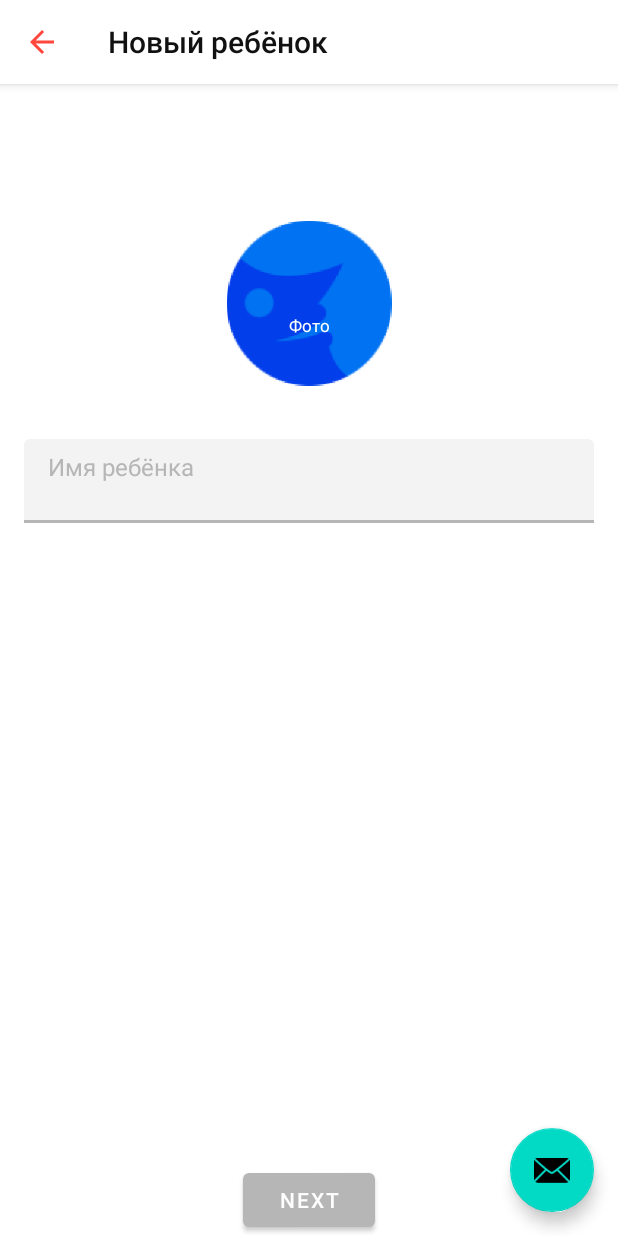
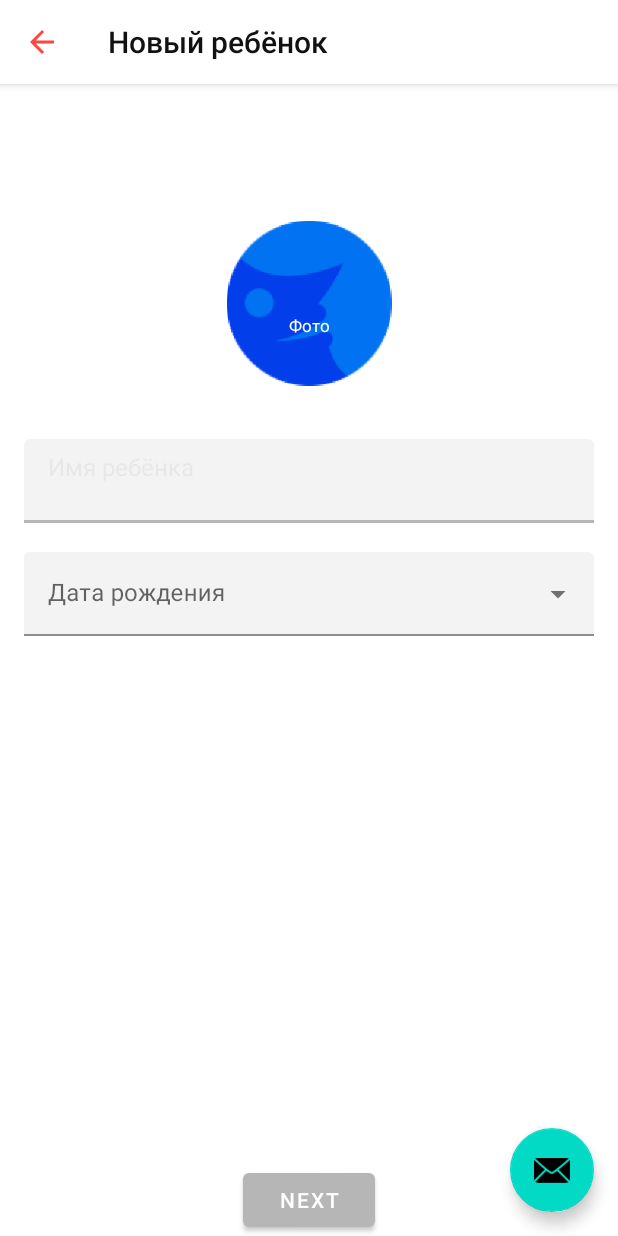
Before and after one commit to NurseyitTursunkulov/TestRussiaIvan, an Android app: the screen it shows after launch (MainActivity), on a phone screen of 412 x 824 dp. Run offline under Robolectric (Android 15) with nearby library versions, the phone set to English and light mode, and no system bars.

Commit message:
birthday date added

```diff
--- a/app/src/main/res/layout/fragment_first.xml
+++ b/app/src/main/res/layout/fragment_first.xml
@@ -64,18 +64,18 @@
 
     <com.google.android.material.textfield.TextInputLayout
         android:id="@+id/filledTextField"
+        style="@style/Widget.MaterialComponents.TextInputLayout.FilledBox"
         android:layout_width="match_parent"
         android:layout_height="wrap_content"
         android:layout_marginStart="16dp"
         android:layout_marginLeft="16dp"
         android:layout_marginTop="35dp"
         android:layout_marginEnd="16dp"
-        style="@style/Widget.MaterialComponents.TextInputLayout.FilledBox"
-        app:boxBackgroundColor="@color/test"
         android:layout_marginRight="16dp"
         android:hint="@string/label"
-        app:hintTextColor=""
+        app:boxBackgroundColor="@color/input_text_background"
         app:hintTextAppearance="@style/InputTextHintStyle"
+        app:hintTextColor="@color/input_text_background"
         app:layout_constraintEnd_toEndOf="parent"
         app:layout_constraintHorizontal_bias="1.0"
         app:layout_constraintStart_toStartOf="parent"
@@ -87,4 +87,30 @@
             android:layout_height="wrap_content" />
     </com.google.android.material.textfield.TextInputLayout>
 
+    <com.google.android.material.textfield.TextInputLayout
+        style="@style/Widget.MaterialComponents.TextInputLayout.FilledBox.ExposedDropdownMenu"
+        android:layout_width="match_parent"
+        android:layout_height="wrap_content"
+        android:layout_marginStart="16dp"
+        android:layout_marginLeft="16dp"
+        android:layout_marginTop="19dp"
+        android:layout_marginEnd="16dp"
+        android:layout_marginRight="16dp"
+        android:hint="@string/hint_text"
+        app:boxBackgroundColor="@color/input_text_background"
+        app:layout_constraintEnd_toEndOf="parent"
+        app:layout_constraintHorizontal_bias="0.5"
+        app:layout_constraintStart_toStartOf="parent"
+        app:layout_constraintTop_toBottomOf="@+id/filledTextField">
+
+        <AutoCompleteTextView
+            android:id="@+id/filled_exposed_dropdown"
+            android:layout_width="match_parent"
+            android:focusable="false"
+            android:cursorVisible="false"
+            android:clickable="false"
+            android:layout_height="wrap_content" />
+
+    </com.google.android.material.textfield.TextInputLayout>
+
 </androidx.constraintlayout.widget.ConstraintLayout>
--- a/app/src/main/res/values/colors.xml
+++ b/app/src/main/res/values/colors.xml
@@ -4,7 +4,7 @@
     <color name="colorPrimaryDark">#1A4C646F</color>
     <color name="colorAccent">#03DAC5</color>
     <color name="white">#FFFFFF</color>
-    <color name="test">#0F333333</color>
+    <color name="input_text_background">#0F333333</color>
     <color name="colorTitle">#333333</color>
     <color name="toolbar_title_color">#333333</color>
     <color name="actionbar_title_text">#121111</color>
--- a/app/src/main/res/values/strings.xml
+++ b/app/src/main/res/values/strings.xml
@@ -11,4 +11,5 @@
     <string name="hello_second_fragment">Hello second fragment. Arg: %1$s</string>
     <string name="page_title"> Новый ребёнок</string>
     <string name="label">Имя ребёнка</string>
+    <string name="hint_text">Дата рождения</string>
 </resources>
```
